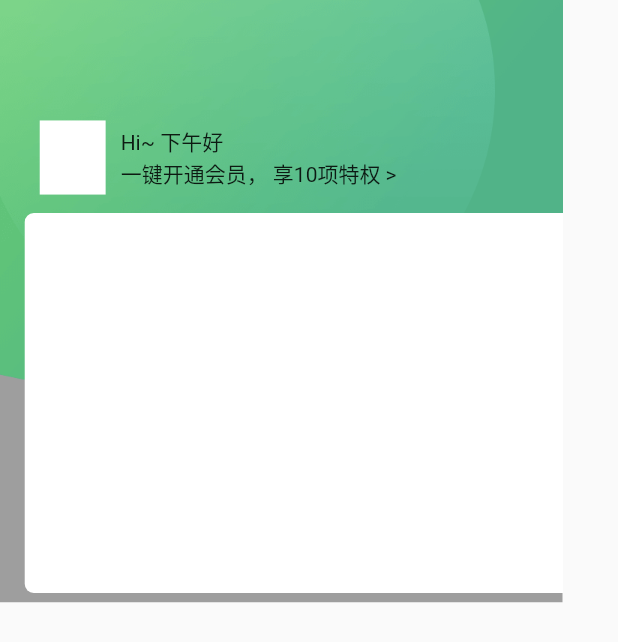
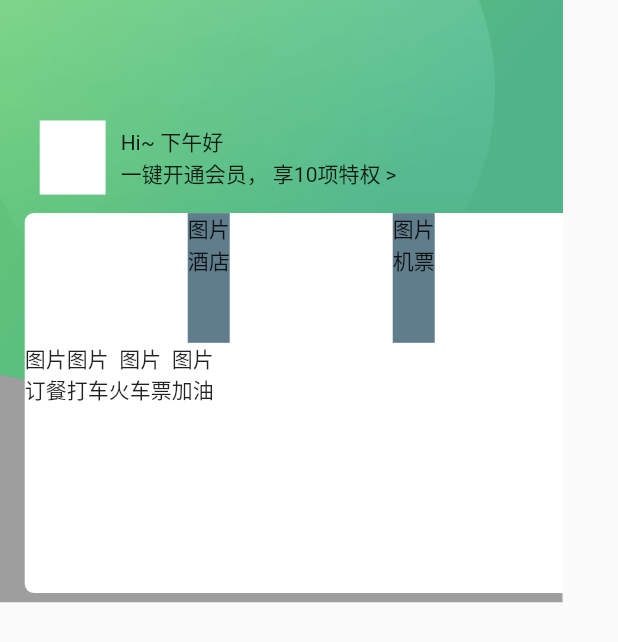
Before and after one commit to Alan-GitHub/kbb_app, a Flutter app: the HomeMainPageTop widget shown alone on an empty page, opened directly, on a phone screen of 412 x 824 dp. Shown: the top 642 px of the screen. Run offline on Flutter 3.47's test engine with Material 2 defaults, Android fonts, the phone set to English and light mode, and no system bars; our stand-ins replace flutter_screenutil; missing offline and left inert: provide; statements that could not run were skipped.

Commit message:
首页顶部模块入口UI布局

```diff
--- a/lib/Home/Main/Views/HomeMainPageTop.dart
+++ b/lib/Home/Main/Views/HomeMainPageTop.dart
@@ -59,6 +59,58 @@ class HomeMainPageTop extends StatelessWidget {
         color: Colors.white,
         borderRadius: BorderRadius.all(Radius.circular(6.0))
       ),
+      child: Column(
+        children: [
+          Row(
+            mainAxisAlignment: MainAxisAlignment.spaceEvenly,
+            children: [oneLevelEntry('酒店'), oneLevelEntry('机票')],
+          ),
+          Row(
+            children: [
+              twoLevelEntry('订餐'),
+              twoLevelEntry('打车'),
+              twoLevelEntry('火车票'),
+              twoLevelEntry('加油')
+            ],
+          )
+        ],
+      ),
+    );
+  }
+
+  //酒店、机票入口
+  Widget oneLevelEntry(String text) {
+    return Container(
+      color: Colors.blueGrey,
+      child: Stack(
+        children: [
+          Container(
+            color: Colors.red,
+            // width: 100.w,
+            height: 70.h,
+          ),
+          Positioned(
+            child: Column(
+              children: [
+                Text('图片'),
+                Text(text)
+              ],
+            ),
+          )
+        ],
+      ),
+    );
+  }
+
+  //订餐、打车、火车票、加油入口
+  Widget twoLevelEntry(String text) {
+    return Container(
+      child: Column(
+        children: [
+          Text('图片'),
+          Text(text)
+        ],
+      ),
     );
   }
 }
```
